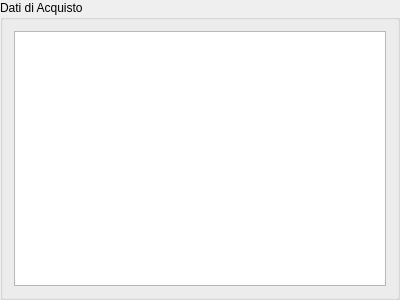
Qt form GestCollOnQt/GUI/Moneta/DatiAcquisto/datiacquistowidget.ui (mirkoviviani76/gestcoll) before a commit.
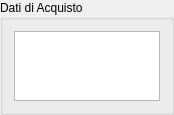
The same form after that commit.

Patch:
```diff
--- a/GestCollOnQt/GUI/Moneta/DatiAcquisto/datiacquistowidget.ui
+++ b/GestCollOnQt/GUI/Moneta/DatiAcquisto/datiacquistowidget.ui
@@ -6,8 +6,8 @@
    <rect>
     <x>0</x>
     <y>0</y>
-    <width>400</width>
-    <height>300</height>
+    <width>174</width>
+    <height>104</height>
    </rect>
   </property>
   <property name="windowTitle">
@@ -18,7 +18,11 @@
   </property>
   <layout class="QVBoxLayout" name="verticalLayout">
    <item>
-    <widget class="QTableView" name="datiAcquistoView"/>
+    <widget class="QTableView" name="datiAcquistoView">
+     <attribute name="verticalHeaderVisible">
+      <bool>false</bool>
+     </attribute>
+    </widget>
    </item>
   </layout>
  </widget>
```
